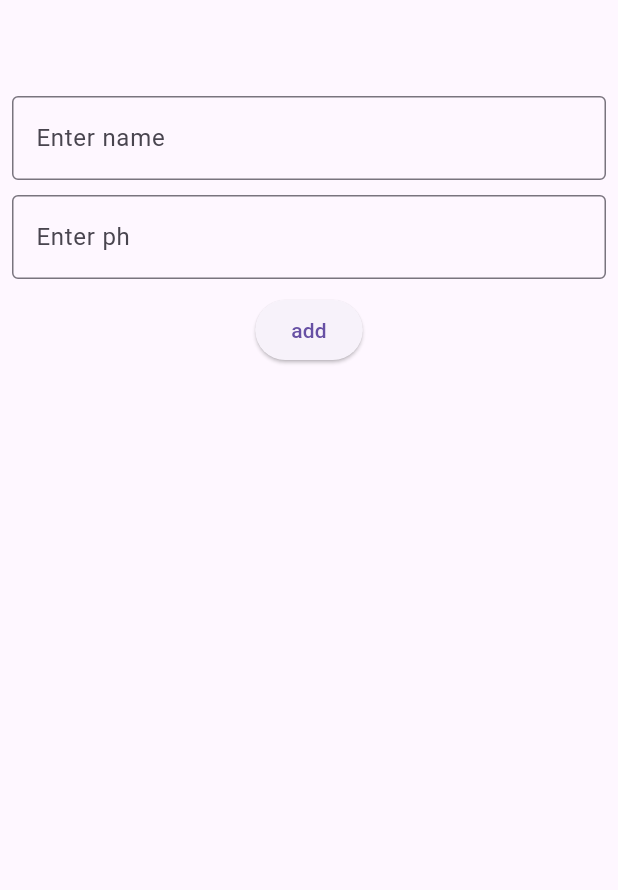
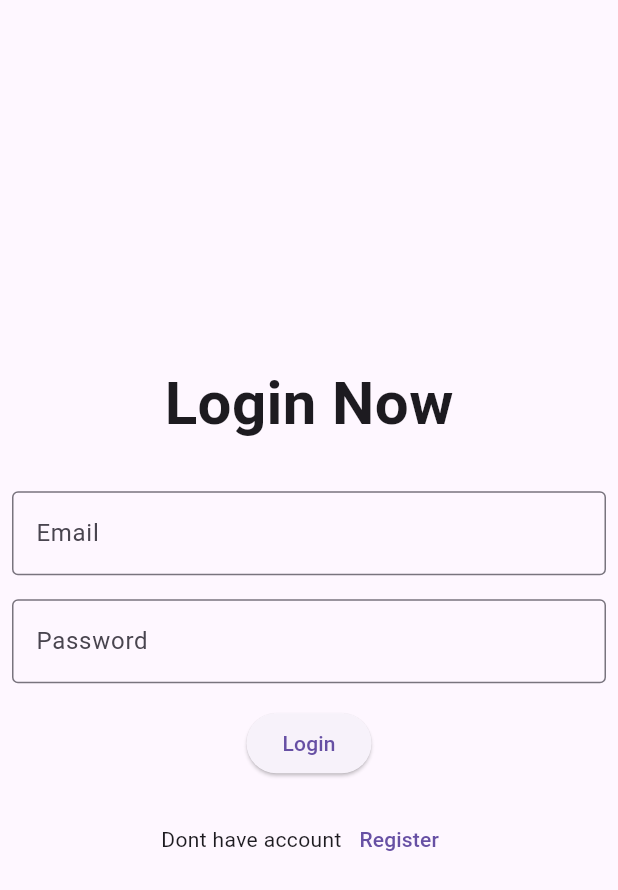
Before and after one commit to shihabLuminar/firebase_sample_jan, a Flutter app: the screen it shows after launch, on a phone screen of 412 x 824 dp. Shown: the top 890 px of the screen. Run offline on Flutter 3.47's test engine with Material 3 defaults, Android fonts, the phone set to English and light mode, and no system bars; our stand-ins replace cloud_firestore, firebase_auth, firebase_core; accounts and stored records are empty.

Commit message:
login and registration added

```diff
--- /dev/null
+++ b/lib/controller/registration_screen_controller.dart
@@ -0,0 +1,55 @@
+import 'dart:async';
+
+import 'package:firebase_auth/firebase_auth.dart';
+import 'package:flutter/material.dart';
+
+class RegistrationScreenController with ChangeNotifier {
+  bool isLoading = false;
+  // write fn to register new user
+  Future<bool> register(
+      {required BuildContext context,
+      required String email,
+      required String password}) async {
+    try {
+      isLoading = true;
+      notifyListeners();
+
+      final credential =
+          await FirebaseAuth.instance.createUserWithEmailAndPassword(
+        email: email,
+        password: password,
+      );
+      if (credential.user?.uid != null) {
+        isLoading = false;
+        notifyListeners();
+        return true;
+      }
+    } on FirebaseAuthException catch (e) {
+      if (e.code == 'weak-password') {
+        print('The password provided is too weak.');
+        ScaffoldMessenger.of(context).showSnackBar(SnackBar(
+            backgroundColor: Colors.red,
+            content: Text("The password provided is too weak.")));
+        isLoading = false;
+        notifyListeners();
+        return false;
+      } else if (e.code == 'email-already-in-use') {
+        ScaffoldMessenger.of(context).showSnackBar(SnackBar(
+            backgroundColor: Colors.red,
+            content: Text("The account already exists for that email.")));
+        // print('The account already exists for that email.');
+        isLoading = false;
+        notifyListeners();
+        return false;
+      }
+    } catch (e) {
+      print(e);
+      isLoading = false;
+      notifyListeners();
+      return false;
+    }
+    isLoading = false;
+    notifyListeners();
+    return false;
+  }
+}
--- a/lib/main.dart
+++ b/lib/main.dart
@@ -1,6 +1,12 @@
+import 'package:firebase_auth/firebase_auth.dart';
 import 'package:firebase_core/firebase_core.dart';
+import 'package:firebase_sample_jan/controller/loginscreen_controller.dart';
+import 'package:firebase_sample_jan/controller/registration_screen_controller.dart';
 import 'package:firebase_sample_jan/view/home_screen/home_screen.dart';
+import 'package:firebase_sample_jan/view/login_screen/login_screen.dart';
+import 'package:firebase_sample_jan/view/splash_screen/splash_screen.dart';
 import 'package:flutter/material.dart';
+import 'package:provider/provider.dart';
 
 Future<void> main() async {
   WidgetsFlutterBinding.ensureInitialized();
@@ -19,8 +25,27 @@ class MyApp extends StatelessWidget {
 
   @override
   Widget build(BuildContext context) {
-    return MaterialApp(
-      home: HomeScreen(),
+    return MultiProvider(
+      providers: [
+        ChangeNotifierProvider(
+          create: (context) => RegistrationScreenController(),
+        ),
+        ChangeNotifierProvider(
+          create: (context) => LoginScreenController(),
+        )
+      ],
+      child: MaterialApp(
+        home: StreamBuilder(
+          stream: FirebaseAuth.instance.authStateChanges(),
+          builder: (context, snapshot) {
+            if (snapshot.hasData) {
+              return HomeScreen();
+            } else {
+              return LoginScreen();
+            }
+          },
+        ),
+      ),
     );
   }
 }
--- /dev/null
+++ b/lib/view/login_screen/login_screen.dart
@@ -0,0 +1,105 @@
+import 'package:firebase_sample_jan/controller/loginscreen_controller.dart';
+import 'package:firebase_sample_jan/controller/registration_screen_controller.dart';
+import 'package:firebase_sample_jan/view/home_screen/home_screen.dart';
+import 'package:firebase_sample_jan/view/registration_screen/registration_screen.dart';
+import 'package:flutter/material.dart';
+import 'package:provider/provider.dart';
+
+class LoginScreen extends StatefulWidget {
+  const LoginScreen({super.key});
+
+  @override
+  State<LoginScreen> createState() => _LoginScreenState();
+}
+
+class _LoginScreenState extends State<LoginScreen> {
+  TextEditingController emailController = TextEditingController();
+  TextEditingController passController = TextEditingController();
+  @override
+  Widget build(BuildContext context) {
+    return Scaffold(
+      body: Padding(
+        padding: const EdgeInsets.all(8.0),
+        child: Column(
+          mainAxisAlignment: MainAxisAlignment.center,
+          children: [
+            Text(
+              "Login Now",
+              style: TextStyle(fontWeight: FontWeight.bold, fontSize: 40),
+            ),
+            SizedBox(height: 30),
+            TextFormField(
+              controller: emailController,
+              decoration: InputDecoration(
+                border: OutlineInputBorder(),
+                hintText: "Email",
+              ),
+            ),
+            SizedBox(height: 16),
+            TextFormField(
+              controller: passController,
+              decoration: InputDecoration(
+                border: OutlineInputBorder(),
+                hintText: "Password",
+              ),
+              obscureText: true,
+            ),
+            SizedBox(height: 16),
+            ElevatedButton(
+                onPressed: () async {
+                  if (emailController.text.isNotEmpty &&
+                      passController.text.isNotEmpty) {
+                    // registration funciton
+                    context
+                        .read<LoginScreenController>()
+                        .onLogin(
+                            context: context,
+                            email: emailController.text,
+                            password: passController.text)
+                        .then((value) {
+                      if (value == true) {
+                        // login success
+                        ScaffoldMessenger.of(context).showSnackBar(SnackBar(
+                            backgroundColor: Colors.green,
+                            content: Text("Login Successs")));
+                        Navigator.pushAndRemoveUntil(
+                            context,
+                            MaterialPageRoute(
+                              builder: (context) => HomeScreen(),
+                            ),
+                            (route) => false);
+                      } else {
+                        // ScaffoldMessenger.of(context).showSnackBar(SnackBar(
+                        //     backgroundColor: Colors.red,
+                        //     content: Text("Registration Failed")));
+                      }
+                    });
+                  } else {
+                    ScaffoldMessenger.of(context).showSnackBar(SnackBar(
+                        backgroundColor: Colors.red,
+                        content: Text("Enter a valid email and password")));
+                  }
+                },
+                child: Text("Login")),
+            SizedBox(height: 16),
+            Row(
+              mainAxisSize: MainAxisSize.min,
+              children: [
+                Text("Dont have account"),
+                TextButton(
+                    onPressed: () {
+                      Navigator.pushReplacement(
+                          context,
+                          MaterialPageRoute(
+                            builder: (context) => RegistrationScreen(),
+                          ));
+                    },
+                    child: Text("Register")),
+              ],
+            )
+          ],
+        ),
+      ),
+    );
+  }
+}
--- a/pubspec.yaml
+++ b/pubspec.yaml
@@ -38,6 +38,8 @@ dependencies:
   change_app_package_name: ^1.1.0
   firebase_core: ^2.30.1
   cloud_firestore: ^4.17.2
+  firebase_auth: ^4.19.4
+  provider: ^6.1.2
 
 dev_dependencies:
   flutter_test:
```
Also changed, not shown: lib/controller/loginscreen_controller.dart (added, +55 -0 lines), lib/view/home_screen/home_screen.dart (+10 -1 lines), lib/view/registration_screen/registration_screen.dart (added, +107 -0 lines), lib/view/splash_screen/splash_screen.dart (added, +32 -0 lines), pubspec.lock, 3 other files.
